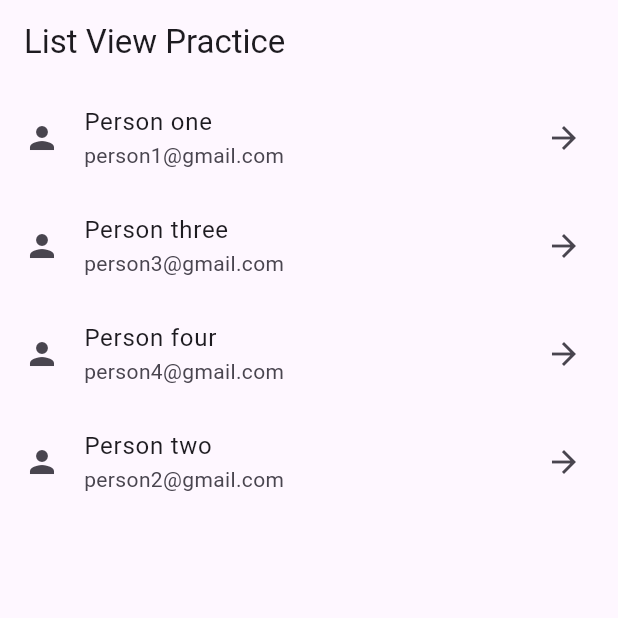
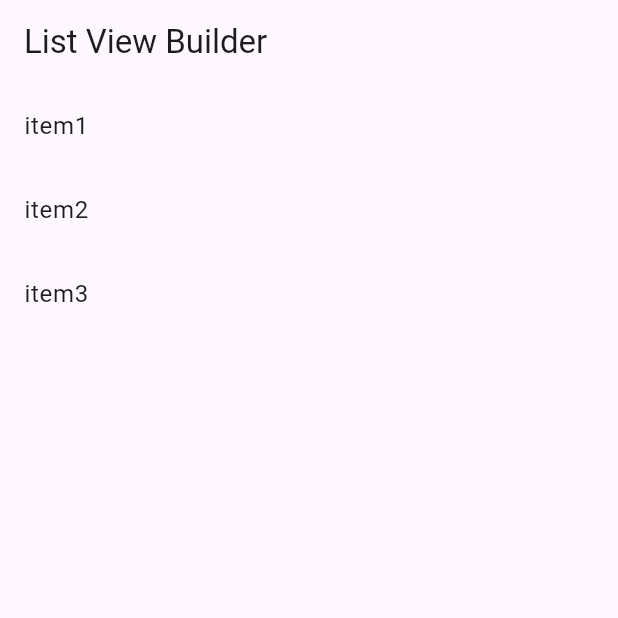
Before and after one commit to Ngai-E/microtask_app, a Flutter app: the screen it shows after launch, on a phone screen of 412 x 824 dp, the top half of it. Run offline on Flutter 3.47's test engine with Material 3 defaults, Android fonts, the phone set to English and light mode, and no system bars.

Commit message:
Listview with List builder

```diff
--- a/lib/main.dart
+++ b/lib/main.dart
@@ -3,40 +3,22 @@ import 'package:flutter/material.dart';
 void main() => runApp(MyApp());
 
 class MyApp extends StatelessWidget {
+  final items = ['item1', 'item2', 'item3'];
   @override
   Widget build(BuildContext context) {
     return MaterialApp(
+      title: 'learning list Builder',
       home: Scaffold(
-        appBar: AppBar(title: Text('List View Practice'),),
-        body: ListView(
-          children: [
-            ListTile(
-              title: Text('Person one'),
-              subtitle: Text('person1@gmail.com'),
-              trailing: Icon(Icons.arrow_forward),
-              leading: Icon(Icons.person),
-              onTap: () => print('person 1 was tapped'),
-            ),ListTile(
-              title: Text('Person three'),
-              subtitle: Text('person3@gmail.com'),
-              trailing: Icon(Icons.arrow_forward),
-              leading: Icon(Icons.person),
-              onTap: () => print('person 3 was tapped'),
-            ),ListTile(
-              title: Text('Person four'),
-              subtitle: Text('person4@gmail.com'),
-              trailing: Icon(Icons.arrow_forward),
-              leading: Icon(Icons.person),
-              onTap: () => print('person 4 was tapped'),
-            ),
-            ListTile(
-              title: Text('Person two'),
-              subtitle: Text('person2@gmail.com'),
-              trailing: Icon(Icons.arrow_forward),
-              leading: Icon(Icons.person),
-              onTap: () => print('person 2 was tapped'),
-            )
-          ],
+        appBar: AppBar(title: Text('List View Builder'),),
+        body: ListView.builder(
+            itemCount: items.length,
+            itemBuilder: (context, index) {
+              final item = items[index];
+              return ListTile(
+                title: Text(item),
+                onTap: () => print('item $item was tapped'),
+              );
+            }
         ),
       ),
     );
```
